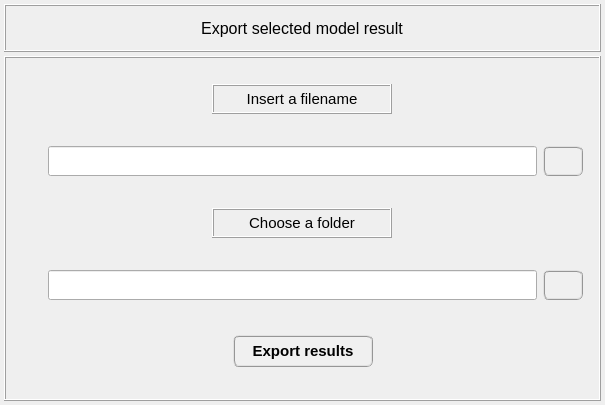
Above: data/user_input/ui_files/data_handler/export_model_results.ui from open-pulse/OpenPulse before the change. Below: the same form after it.
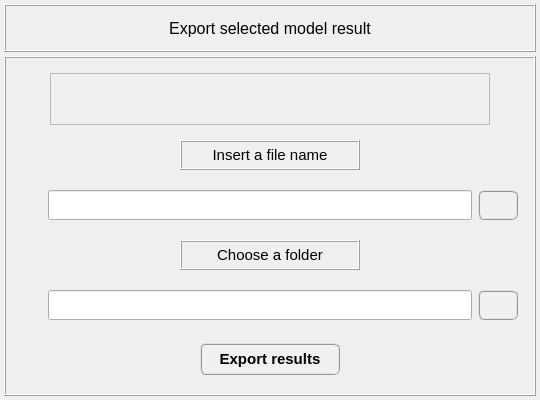
That is the form after the change.

Commit message: Import/export model results #168 #169

The edit to the form file:
```diff
--- a/data/user_input/ui_files/data_handler/export_model_results.ui
+++ b/data/user_input/ui_files/data_handler/export_model_results.ui
@@ -6,10 +6,22 @@
    <rect>
     <x>0</x>
     <y>0</y>
-    <width>605</width>
-    <height>405</height>
+    <width>540</width>
+    <height>400</height>
    </rect>
   </property>
+  <property name="minimumSize">
+   <size>
+    <width>540</width>
+    <height>400</height>
+   </size>
+  </property>
+  <property name="maximumSize">
+   <size>
+    <width>540</width>
+    <height>400</height>
+   </size>
+  </property>
   <property name="windowTitle">
    <string>Export selected model result</string>
   </property>
@@ -151,7 +163,83 @@
          <property name="rightMargin">
           <number>12</number>
          </property>
-         <item row="2" column="0">
+         <item row="1" column="0">
+          <widget class="QFrame" name="frame_17">
+           <property name="minimumSize">
+            <size>
+             <width>0</width>
+             <height>40</height>
+            </size>
+           </property>
+           <property name="maximumSize">
+            <size>
+             <width>16777215</width>
+             <height>40</height>
+            </size>
+           </property>
+           <property name="frameShape">
+            <enum>QFrame::NoFrame</enum>
+           </property>
+           <property name="frameShadow">
+            <enum>QFrame::Raised</enum>
+           </property>
+           <layout class="QGridLayout" name="gridLayout_12">
+            <property name="leftMargin">
+             <number>2</number>
+            </property>
+            <property name="topMargin">
+             <number>2</number>
+            </property>
+            <property name="rightMargin">
+             <number>2</number>
+            </property>
+            <property name="bottomMargin">
+             <number>2</number>
+            </property>
+            <property name="spacing">
+             <number>2</number>
+            </property>
+            <item row="0" column="0">
+             <widget class="QLabel" name="label_7">
+              <property name="minimumSize">
+               <size>
+                <width>125</width>
+                <height>30</height>
+               </size>
+              </property>
+              <property name="maximumSize">
+               <size>
+                <width>180</width>
+                <height>30</height>
+               </size>
+              </property>
+              <property name="font">
+               <font>
+                <family>MS Shell Dlg 2</family>
+                <pointsize>11</pointsize>
+                <weight>50</weight>
+                <italic>false</italic>
+                <bold>false</bold>
+               </font>
+              </property>
+              <property name="frameShape">
+               <enum>QFrame::Box</enum>
+              </property>
+              <property name="frameShadow">
+               <enum>QFrame::Raised</enum>
+              </property>
+              <property name="text">
+               <string>Insert a file name</string>
+              </property>
+              <property name="alignment">
+               <set>Qt::AlignCenter</set>
+              </property>
+             </widget>
+            </item>
+           </layout>
+          </widget>
+         </item>
+         <item row="3" column="0">
           <widget class="QFrame" name="frame_13">
            <property name="minimumSize">
             <size>
@@ -227,18 +315,12 @@
            </layout>
           </widget>
          </item>
-         <item row="0" column="0">
-          <widget class="QFrame" name="frame_17">
-           <property name="minimumSize">
-            <size>
-             <width>0</width>
-             <height>40</height>
-            </size>
-           </property>
+         <item row="4" column="0">
+          <widget class="QFrame" name="frame_14">
            <property name="maximumSize">
             <size>
              <width>16777215</width>
-             <height>40</height>
+             <height>48</height>
             </size>
            </property>
            <property name="frameShape">
@@ -247,7 +329,7 @@
            <property name="frameShadow">
             <enum>QFrame::Raised</enum>
            </property>
-           <layout class="QGridLayout" name="gridLayout_12">
+           <layout class="QGridLayout" name="gridLayout_15">
             <property name="leftMargin">
              <number>2</number>
             </property>
@@ -260,55 +342,104 @@
             <property name="bottomMargin">
              <number>2</number>
             </property>
-            <property name="spacing">
-             <number>2</number>
-            </property>
-            <item row="0" column="0">
-             <widget class="QLabel" name="label_7">
+            <item row="0" column="1">
+             <widget class="QLineEdit" name="lineEdit_save_results_path">
               <property name="minimumSize">
                <size>
-                <width>125</width>
+                <width>0</width>
                 <height>30</height>
                </size>
               </property>
               <property name="maximumSize">
                <size>
-                <width>180</width>
+                <width>16777215</width>
                 <height>30</height>
                </size>
               </property>
               <property name="font">
                <font>
                 <family>MS Shell Dlg 2</family>
-                <pointsize>11</pointsize>
+                <pointsize>8</pointsize>
                 <weight>50</weight>
                 <italic>false</italic>
                 <bold>false</bold>
                </font>
               </property>
+              <property name="layoutDirection">
+               <enum>Qt::LeftToRight</enum>
+              </property>
+              <property name="alignment">
+               <set>Qt::AlignCenter</set>
+              </property>
+             </widget>
+            </item>
+            <item row="0" column="2">
+             <widget class="QPushButton" name="pushButton_choose_folder_export">
+              <property name="minimumSize">
+               <size>
+                <width>40</width>
+                <height>30</height>
+               </size>
+              </property>
+              <property name="maximumSize">
+               <size>
+                <width>40</width>
+                <height>30</height>
+               </size>
+              </property>
+              <property name="font">
+               <font>
+                <family>MS Shell Dlg 2</family>
+                <pointsize>11</pointsize>
+                <weight>75</weight>
+                <italic>false</italic>
+                <bold>true</bold>
+               </font>
+              </property>
+              <property name="whatsThis">
+               <string>Choose a folder to export the model results.</string>
+              </property>
+              <property name="styleSheet">
+               <string notr="true">QPushButton{border-radius: 6px; border-color: rgb(150, 150, 150); border-style: ridge; border-width: 2px; color: rgb(0, 0, 0); background-color: rgb(240, 240, 240); font: 75 bold 11pt &quot;MS Shell Dlg 2&quot;}
+QPushButton:hover{border-radius: 6px; border-color: rgb(0, 170, 255); border-style: ridge; border-width: 2px; color: rgb(0, 0, 0); background-color: rgba(174, 213, 255, 100); font: 75 bold 11pt &quot;MS Shell Dlg 2&quot;}
+QPushButton:pressed{border-radius: 6px; border-color: rgb(0, 170, 255); border-style: ridge; border-width: 3px; color: rgb(0, 0, 0); background-color: rgb(174, 213, 255); font: 75 bold 11pt &quot;MS Shell Dlg 2&quot;}</string>
+              </property>
+              <property name="text">
+               <string/>
+              </property>
+              <property name="iconSize">
+               <size>
+                <width>20</width>
+                <height>20</height>
+               </size>
+              </property>
+             </widget>
+            </item>
+            <item row="0" column="0">
+             <widget class="QFrame" name="frame_24">
+              <property name="minimumSize">
+               <size>
+                <width>20</width>
+                <height>0</height>
+               </size>
+              </property>
               <property name="frameShape">
-               <enum>QFrame::Box</enum>
+               <enum>QFrame::NoFrame</enum>
               </property>
               <property name="frameShadow">
                <enum>QFrame::Raised</enum>
               </property>
-              <property name="text">
-               <string>Insert a filename</string>
-              </property>
-              <property name="alignment">
-               <set>Qt::AlignCenter</set>
-              </property>
              </widget>
             </item>
            </layout>
           </widget>
          </item>
-         <item row="1" column="0">
+         <item row="2" column="0">
           <widget class="QFrame" name="frame_23">
            <property name="maximumSize">
             <size>
              <width>16777215</width>
-             <height>52</height>
+             <height>48</height>
             </size>
            </property>
            <property name="frameShape">
@@ -422,7 +553,7 @@
            </layout>
           </widget>
          </item>
-         <item row="4" column="0">
+         <item row="5" column="0">
           <widget class="QFrame" name="frame_15">
            <property name="minimumSize">
             <size>
@@ -514,116 +645,57 @@
            </layout>
           </widget>
          </item>
-         <item row="3" column="0">
-          <widget class="QFrame" name="frame_14">
-           <property name="maximumSize">
-            <size>
-             <width>16777215</width>
-             <height>52</height>
-            </size>
-           </property>
+         <item row="0" column="0">
+          <widget class="QFrame" name="frame_2">
            <property name="frameShape">
             <enum>QFrame::NoFrame</enum>
            </property>
            <property name="frameShadow">
             <enum>QFrame::Raised</enum>
            </property>
-           <layout class="QGridLayout" name="gridLayout_15">
+           <layout class="QGridLayout" name="gridLayout">
             <property name="leftMargin">
-             <number>2</number>
+             <number>4</number>
             </property>
             <property name="topMargin">
-             <number>2</number>
+             <number>4</number>
             </property>
             <property name="rightMargin">
-             <number>2</number>
+             <number>4</number>
             </property>
             <property name="bottomMargin">
-             <number>2</number>
+             <number>4</number>
             </property>
-            <item row="0" column="1">
-             <widget class="QLineEdit" name="lineEdit_save_results_path">
-              <property name="minimumSize">
-               <size>
-                <width>0</width>
-                <height>30</height>
-               </size>
-              </property>
-              <property name="maximumSize">
-               <size>
-                <width>16777215</width>
-                <height>30</height>
-               </size>
-              </property>
-              <property name="font">
-               <font>
-                <family>MS Shell Dlg 2</family>
-                <pointsize>8</pointsize>
-                <weight>50</weight>
-                <italic>false</italic>
-                <bold>false</bold>
-               </font>
-              </property>
-              <property name="layoutDirection">
-               <enum>Qt::LeftToRight</enum>
-              </property>
-              <property name="alignment">
-               <set>Qt::AlignCenter</set>
-              </property>
-             </widget>
-            </item>
-            <item row="0" column="2">
-             <widget class="QPushButton" name="pushButton_choose_folder_export">
-              <property name="minimumSize">
-               <size>
-                <width>40</width>
-                <height>30</height>
-               </size>
-              </property>
-              <property name="maximumSize">
-               <size>
-                <width>40</width>
-                <height>30</height>
-               </size>
-              </property>
-              <property name="font">
-               <font>
-                <family>MS Shell Dlg 2</family>
-                <pointsize>11</pointsize>
-                <weight>75</weight>
-                <italic>false</italic>
-                <bold>true</bold>
-               </font>
-              </property>
-              <property name="styleSheet">
-               <string notr="true">QPushButton{border-radius: 6px; border-color: rgb(150, 150, 150); border-style: ridge; border-width: 2px; color: rgb(0, 0, 0); background-color: rgb(240, 240, 240); font: 75 bold 11pt &quot;MS Shell Dlg 2&quot;}
-QPushButton:hover{border-radius: 6px; border-color: rgb(0, 170, 255); border-style: ridge; border-width: 2px; color: rgb(0, 0, 0); background-color: rgba(174, 213, 255, 100); font: 75 bold 11pt &quot;MS Shell Dlg 2&quot;}
-QPushButton:pressed{border-radius: 6px; border-color: rgb(0, 170, 255); border-style: ridge; border-width: 3px; color: rgb(0, 0, 0); background-color: rgb(174, 213, 255); font: 75 bold 11pt &quot;MS Shell Dlg 2&quot;}</string>
-              </property>
-              <property name="text">
-               <string/>
-              </property>
-              <property name="iconSize">
-               <size>
-                <width>20</width>
-                <height>20</height>
-               </size>
-              </property>
-             </widget>
-            </item>
+            <property name="spacing">
+             <number>4</number>
+            </property>
             <item row="0" column="0">
-             <widget class="QFrame" name="frame_24">
-              <property name="minimumSize">
+             <widget class="QLabel" name="label_data_information">
+              <property name="maximumSize">
                <size>
-                <width>20</width>
-                <height>0</height>
+                <width>440</width>
+                <height>16777215</height>
                </size>
               </property>
+              <property name="font">
+               <font>
+                <pointsize>10</pointsize>
+               </font>
+              </property>
               <property name="frameShape">
-               <enum>QFrame::NoFrame</enum>
+               <enum>QFrame::StyledPanel</enum>
               </property>
-              <property name="frameShadow">
-               <enum>QFrame::Raised</enum>
+              <property name="text">
+               <string/>
+              </property>
+              <property name="alignment">
+               <set>Qt::AlignCenter</set>
+              </property>
+              <property name="wordWrap">
+               <bool>true</bool>
+              </property>
+              <property name="margin">
+               <number>2</number>
               </property>
              </widget>
             </item>
```
Left out of the diff: 3 changed lines with no effect on the pictures. The commit also changes 8 other files.
